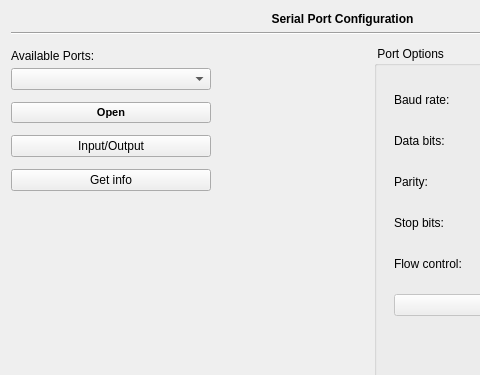
jgen/ServoControl, file src/serial_widget.ui: the form before one commit; both pictures show x 0 to 480 and y 0 to 375 of the 685 by 495 pixel window.
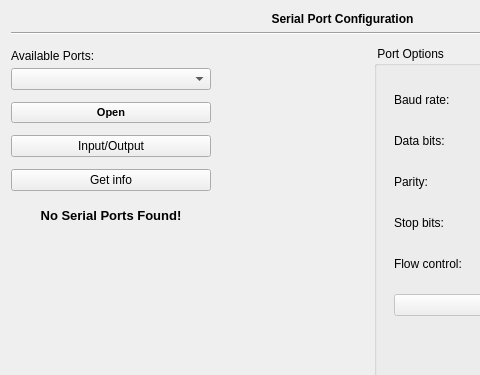
The form after the commit.

Commit message: Commit of the code from the WE Bots lappy.

```diff
--- a/src/serial_widget.ui
+++ b/src/serial_widget.ui
@@ -323,6 +323,39 @@
          </property>
         </widget>
        </item>
+       <item>
+        <spacer name="verticalSpacer_6">
+         <property name="orientation">
+          <enum>Qt::Vertical</enum>
+         </property>
+         <property name="sizeType">
+          <enum>QSizePolicy::Fixed</enum>
+         </property>
+         <property name="sizeHint" stdset="0">
+          <size>
+           <width>20</width>
+           <height>15</height>
+          </size>
+         </property>
+        </spacer>
+       </item>
+       <item>
+        <widget class="QLabel" name="lblPortsFound">
+         <property name="font">
+          <font>
+           <pointsize>10</pointsize>
+           <weight>75</weight>
+           <bold>true</bold>
+          </font>
+         </property>
+         <property name="text">
+          <string>No Serial Ports Found!</string>
+         </property>
+         <property name="alignment">
+          <set>Qt::AlignCenter</set>
+         </property>
+        </widget>
+       </item>
        <item>
         <spacer name="verticalSpacer_2">
          <property name="orientation">
```
The commit also changes 1 other file.
